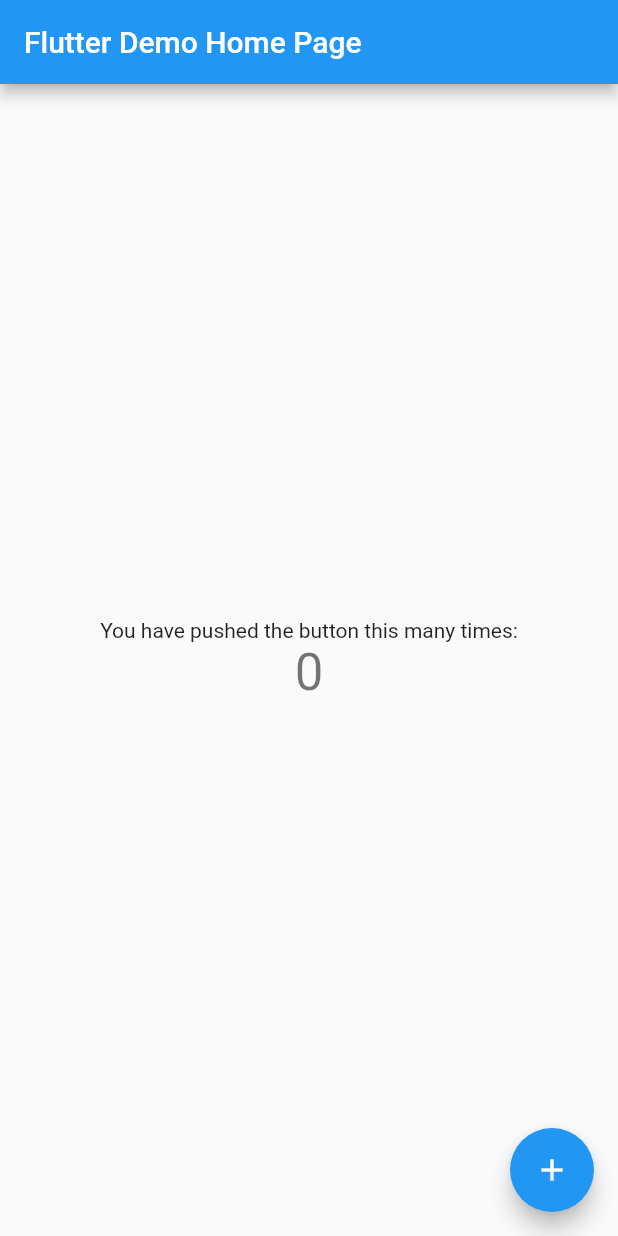
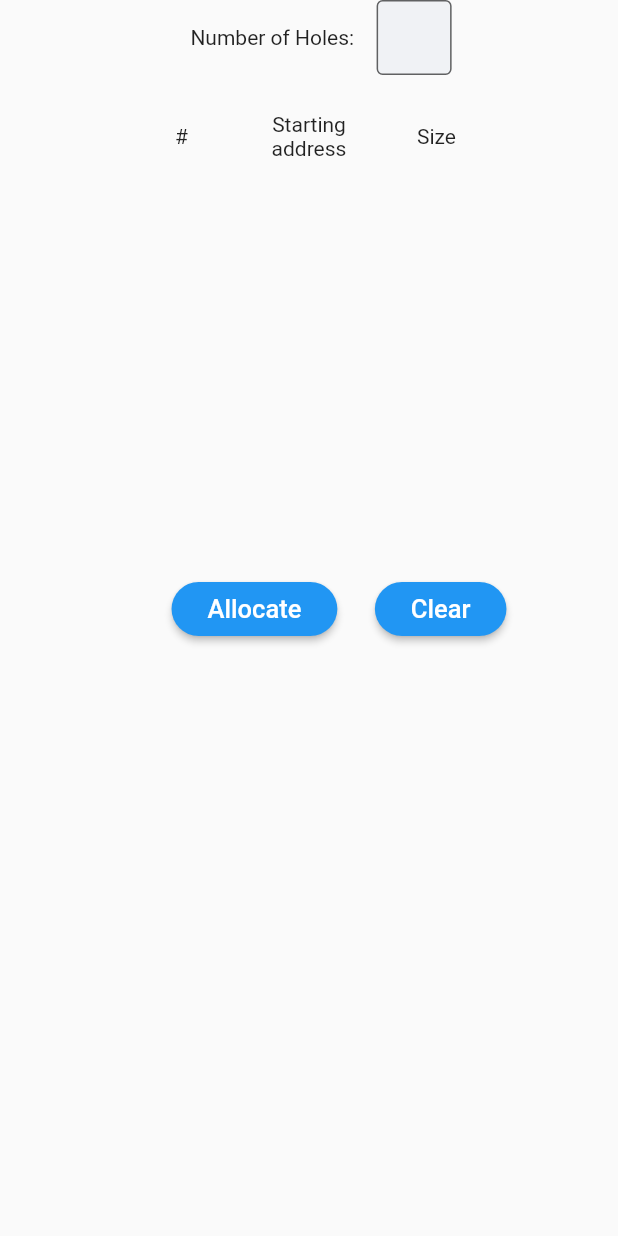
Before and after one commit to ZiadAlMoqamar/MemoryAllocationProgram, a Flutter app: the screen it shows after launch, on a phone screen of 412 x 824 dp. Run offline on Flutter 3.47's test engine with Material 2 defaults, Android fonts, the phone set to English and light mode, and no system bars.

```diff
--- a/lib/main.dart
+++ b/lib/main.dart
@@ -6,9 +6,10 @@
 import 'package:memory_allocation/classes/returned_allocated_object.dart';
 import 'package:memory_allocation/logic/allocation.dart';
 import 'package:memory_allocation/logic/deallocation.dart';
-import 'package:memory_allocation/logic/intializing.dart' as intializing;
+import 'package:memory_allocation/logic/intialization.dart' as intializing;
 import 'package:memory_allocation/classes/memory.dart';
 import 'package:memory_allocation/logic/globals.dart' as global;
+import 'package:memory_allocation/classes/hole.dart';
 
 import 'classes/process.dart';
 
@@ -21,11 +22,11 @@
   @override
   Widget build(BuildContext context) {
     return MaterialApp(
-      title: 'Flutter Demo',
+      title: 'Memory Allocation Program',
       theme: ThemeData(
         primarySwatch: Colors.blue,
       ),
-      home: MyHomePage(title: 'Flutter Demo Home Page'),
+      home: MyHomePage(title: 'Home Page'),
     );
   }
 }
@@ -49,149 +50,320 @@
 }
 
 class _MyHomePageState extends State<MyHomePage> {
-  int _counter = 0;
+ //here
 
-  void _incrementCounter() {
-    setState(() {
-      // This call to setState tells the Flutter framework that something has
-      // changed in this State, which causes it to rerun the build method below
-      // so that the display can reflect the updated values. If we changed
-      // _counter without calling setState(), then the build method would not be
-      // called again, and so nothing would appear to happen.
-      _counter++;
-    });
+  int memorySizeInput = -1;
+  int holesNumInput = -1;
+
+
+  void setMemorySizeInput() {
+    setState(() {});
   }
+
+  void setHolesNumInput() {
+    setState(() {});
+  }
+
+
+  TextEditingController numberOfHoles = TextEditingController();
+  int numberOfFields = 2;
+  var controllers;
+  List<Hole> input = [];
+  void generateInput() {
+    input = [];
+    int? numOfHoles = (numberOfHoles.text.length == 0)
+        ? 0
+        : double.tryParse(numberOfHoles.text) == null
+            ? 0
+            : int.tryParse(numberOfHoles.text);
+    for (var i = 0; i < numOfHoles!; i++) {
+      input.add(Hole());
+    }
+  }
+
+  void generateControllers() {
+    int? numOfHoles = numberOfHoles.text.length == 0
+        ? 0
+        : double.tryParse(numberOfHoles.text) == null
+            ? 0
+            : int.tryParse(numberOfHoles.text);
+    controllers = List.generate(numOfHoles!,
+        (index) => List.filled(numberOfFields, null, growable: false),
+        growable: false);
+    for (var i = 0; i < numOfHoles; i++) {
+      for (var j = 0; j < numberOfFields; j++) {
+        controllers[i][j] = TextEditingController();
+      }
+    }
+  }
+
+  var validators;
+  void generatevalidators() {
+    int? numOfHoles = numberOfHoles.text.length == 0
+        ? 0
+        : double.tryParse(numberOfHoles.text) == null
+            ? 0
+            : int.tryParse(numberOfHoles.text);
+    validators = List.generate(numOfHoles!,
+        (index) => List.filled(numberOfFields, null, growable: false),
+        growable: false);
+    for (var i = 0; i < numOfHoles; i++) {
+      for (var j = 0; j < numberOfFields; j++) {
+        validators[i][j] = false;
+      }
+    }
+  }
+
+  void clearControllers() {
+    int? numOfHoles = numberOfHoles.text.length == 0
+        ? 0
+        : double.tryParse(numberOfHoles.text) == null
+            ? 0
+            : int.tryParse(numberOfHoles.text);
+
+    for (var i = 0; i < numOfHoles!; i++) {
+      for (var j = 0; j < numberOfFields; j++) {
+        controllers[i][j].clear();
+      }
+    }
+  }
+
+  void emptyControllers() {
+    int? numOfHoles = numberOfHoles.text.length == 0
+        ? 0
+        : double.tryParse(numberOfHoles.text) == null
+            ? 0
+            : int.tryParse(numberOfHoles.text);
+
+    for (var i = 0; i < numOfHoles!; i++) {
+      for (var j = 0; j < numberOfFields; j++) {
+        controllers[i][j].clear();
+      }
+    }
+  }
+
+  TextEditingController general = TextEditingController();
+
+  Widget inputField(
+      Function onChanged, TextEditingController controller, bool valid) {
+    return Container(
+      width: 60,
+      margin: EdgeInsets.symmetric(vertical: 16),
+      child: TextField(
+        controller: controller,
+        decoration: InputDecoration(
+          fillColor: Color(0xfff0f2f5),
+          filled: true,
+          errorText: valid
+              ? controller.text.length == 0
+                  ? 'Empty'
+                  : double.tryParse(controller.text) == null
+                      ? 'Invalid'
+                      : null
+              : null,
+          border: OutlineInputBorder(),
+        ),
+        textAlign: TextAlign.center,
+        onChanged: onChanged(),
+      ),
+    );
+  }
+
+  NewMemoryRequest reqes = NewMemoryRequest();
 
   @override
   Widget build(BuildContext context) {
-    // NewMemoryRequest memoReqExample = NewMemoryRequest();
-    // memoReqExample.size =100;
-    // memoReqExample.holes.add(Hole(startAddress: 0, size: 20));
-    // memoReqExample.holes.add(Hole(startAddress: 30, size: 20));
-    // memoReqExample.holes.add(Hole(startAddress: 60, size: 40));
-    // ReturnedAllocatedObject test = intializing.makeNewMemory(memoReqExample);
-    // print(test.status);
-    // print(test.message);
-    // print(test);
-    global.memorySize = 100;
-    global.memo.memoryObjectList.add(MemoryObject(
-        name: "hole 0",
-        type: "hole",
-        id: 0,
-        processId: null,
-        startAddress: 10,
-        size: 30));
-    global.memo.memoryObjectList.add(MemoryObject(
-        name: "hole 1",
-        type: "hole",
-        id: 1,
-        processId: null,
-        startAddress: 50,
-        size: 40));
-      // global.memo.memoryObjectList.add(MemoryObject(
-      //   name: "hole 2",
-      //   type: "hole",
-      //   id: 2,
-      //   processId: null,
-      //   startAddress: 80,
-      //   size: 10));
-    global.memo.memoryObjectList.add(MemoryObject(
-        name: "old process 0",
-        type: "old process",
-        id: 0,
-        processId: null,
-        startAddress: 0,
-        size: 10));
-    global.memo.memoryObjectList.add(MemoryObject(
-        name: "old process 1",
-        type: "old process",
-        id: 1,
-        processId: null,
-        startAddress: 40,
-        size: 10));
-      global.memo.memoryObjectList.add(MemoryObject(
-        name: "old process 2",
-        type: "old process",
-        id: 2,
-        processId: null,
-        startAddress: 90,
-        size: 10));
-      //  global.memo.memoryObjectList.add(MemoryObject(
-      //   name: "old process 3",
-      //   type: "old process",
-      //   id: 3,
-      //   processId: null,
-      //   startAddress: 90,
-      //   size: 10));
-    // global.memo.memoryObjectList.add(MemoryObject(
-    //     name: "old process 2",
-    //     type: "old process",
-    //     id: 2,
-    //     processId: null,
-    //     startAddress: 70,
-    //     size: 30));
-    print(global.memorySize);
-    // DeallocatedObject testde =
-    //     DeallocatedObject(processId: 0, type: "process", id: null);
-    // var returned = deallocate(testde);
-    List<MemoryObject> objectSegments = [];
-    objectSegments.add(MemoryObject(
-        name: "bla bla", type: "process", id: 0, processId: 0, size: 20));
-    objectSegments.add(MemoryObject(
-        name: "bla bla", type: "process", id: 1, processId: 0, size: 20));
-    // objectSegments.add(MemoryObject(
-    //     name: "bla bla", type: "process", id: 2, processId: 0, size: 40));
-    Process test = Process(id: 0, segments: objectSegments);
-    var returned = allocateProcess(test, "worst fit");
-    Memory x = global.memo;
-    print(x);
-    // This method is rerun every time setState is called, for instance as done
-    // by the _incrementCounter method above.
-    //
-    // The Flutter framework has been optimized to make rerunning build methods
-    // fast, so that you can just rebuild anything that needs updating rather
-    // than having to individually change instances of widgets.
     return Scaffold(
-      appBar: AppBar(
-        // Here we take the value from the MyHomePage object that was created by
-        // the App.build method, and use it to set our appbar title.
-        title: Text(widget.title),
+          body: Column(
+        children: [
+          // number of holes
+          Row(
+            mainAxisSize: MainAxisSize.min,
+            mainAxisAlignment: MainAxisAlignment.center,
+            children: [
+              SizedBox(width: 16),
+              Text('Number of Holes:'),
+              SizedBox(width: 15),
+              Container(
+                width: 50,
+                height: 50,
+                child: TextField(
+                  decoration: InputDecoration(
+                    fillColor: Color(0xfff0f2f5),
+                    filled: true,
+                    border: OutlineInputBorder(),
+                  ),
+                  textAlign: TextAlign.center,
+                  controller: numberOfHoles,
+                  onChanged: (s) {
+                    if (double.tryParse(numberOfHoles.text) != null)
+                      setState(() {
+                        generateInput();
+                        generateControllers();
+                        generatevalidators();
+                      });
+                    else
+                      setState(() {
+                        generateInput();
+                        generateControllers();
+                        generatevalidators();
+                      });
+                  },
+                ),
+              ),
+            ],
+          ),
+          SizedBox(height: 25),
+          // titles
+          Row(
+            mainAxisSize: MainAxisSize.min,
+            children: [
+              Container(
+                  width: 60,
+                  alignment: Alignment.center,
+                  child: Text(
+                    '#',
+                    textAlign: TextAlign.center,
+                  )),
+              SizedBox(width: 25),
+              Container(
+                  width: 60,
+                  alignment: Alignment.center,
+                  child: Text(
+                    'Starting address',
+                    textAlign: TextAlign.center,
+                  )),
+              SizedBox(width: 25),
+              Container(
+                  width: 60,
+                  alignment: Alignment.center,
+                  child: Text(
+                    'Size',
+                    textAlign: TextAlign.center,
+                  )),
+            ],
+          ),
+          // user input
+          Container(
+            height: 250,
+            child: Scrollbar(
+              isAlwaysShown: true,
+              thickness: 14,
+              child: ListView.builder(
+                  shrinkWrap: true,
+                  itemCount: numberOfHoles.text.length == 0 ? 0 : input.length,
+                  itemBuilder: (context, index) {
+                    return Row(
+                      mainAxisAlignment: MainAxisAlignment.center,
+                      mainAxisSize: MainAxisSize.min,
+                      children: [
+                        Container(
+                          width: 60,
+                          child: CircleAvatar(
+                              backgroundColor: Color(0xfff0f2f5),
+                              child: Text('$index')),
+                        ),
+                        SizedBox(width: 25),
+                        inputField((s) {
+                          setState(() {
+                            input[index].startAddress = int.tryParse(s)!;
+                          });
+                        }, controllers[index][0], validators[index][0]),
+                        SizedBox(width: 25),
+                        inputField((s) {
+                          setState(() {
+                            input[index].size = int.tryParse(s)!;
+                          });
+                        }, controllers[index][1], validators[index][1]),
+                      ],
+                    );
+                  }),
+            ),
+          ),
+          // function buttons
+          SizedBox(
+            height: 25,
+          ),
+          Row(
+            mainAxisSize: MainAxisSize.min,
+            children: [
+              SizedBox(width: 40),
+              ElevatedButton(
+                child: Padding(
+                  padding: const EdgeInsets.all(8.0),
+                  child: Text(
+                    "Allocate",
+                    style: TextStyle(fontSize: 17),
+                  ),
+                ),
+                style: ButtonStyle(
+                  shape: MaterialStateProperty.all<RoundedRectangleBorder>(
+                    RoundedRectangleBorder(
+                      borderRadius: BorderRadius.circular(18.0),
+                    ),
+                  ),
+                ),
+                onPressed: () {
+                  bool go = true;
+                  setState(() {
+                    go = true;
+                  });
+                  int? numOfHoles = numberOfHoles.text.length == 0
+                      ? 0
+                      : double.tryParse(numberOfHoles.text) == null
+                          ? 0
+                          : int.tryParse(numberOfHoles.text);
+                  for (var i = 0; i < numOfHoles!; i++) {
+                    for (var j = 0; j < numberOfFields; j++) {
+                      if (controllers[i][j].text.isEmpty ||
+                          double.tryParse(controllers[i][j].text) == null) {
+                        setState(() {
+                          validators[i][j] = true;
+                          go = false;
+                        });
+                      } else {
+                        setState(() {
+                          validators[i][j] = false;
+                        });
+                      }
+                    }
+                  }
+                  if (go && numberOfHoles.text.length != 0) {
+                    setState(() {
+                      reqes.size = memorySizeInput;
+                      reqes.holes = input;
+                    });
+                  }
+                },
+              ),
+              SizedBox(width: 25),
+              ElevatedButton(
+                style: ButtonStyle(
+                  shape: MaterialStateProperty.all<RoundedRectangleBorder>(
+                    RoundedRectangleBorder(
+                      borderRadius: BorderRadius.circular(18.0),
+                    ),
+                  ),
+                ),
+                child: Padding(
+                  padding: const EdgeInsets.all(8.0),
+                  child: Text(
+                    'Clear',
+                    style: TextStyle(fontSize: 17),
+                  ),
+                ),
+                onPressed: () {
+                  setState(() {
+                    generateInput();
+                    clearControllers();
+                    numberOfHoles.clear();
+                  });
+                },
+              ),
+            ],
+          )
+        ],
       ),
-      body: Center(
-        // Center is a layout widget. It takes a single child and positions it
-        // in the middle of the parent.
-        child: Column(
-          // Column is also a layout widget. It takes a list of children and
-          // arranges them vertically. By default, it sizes itself to fit its
-          // children horizontally, and tries to be as tall as its parent.
-          //
-          // Invoke "debug painting" (press "p" in the console, choose the
-          // "Toggle Debug Paint" action from the Flutter Inspector in Android
-          // Studio, or the "Toggle Debug Paint" command in Visual Studio Code)
-          // to see the wireframe for each widget.
-          //
-          // Column has various properties to control how it sizes itself and
-          // how it positions its children. Here we use mainAxisAlignment to
-          // center the children vertically; the main axis here is the vertical
-          // axis because Columns are vertical (the cross axis would be
-          // horizontal).
-          mainAxisAlignment: MainAxisAlignment.center,
-          children: <Widget>[
-            Text(
-              'You have pushed the button this many times:',
-            ),
-            Text(
-              '$_counter',
-              style: Theme.of(context).textTheme.headline4,
-            ),
-          ],
-        ),
-      ),
-      floatingActionButton: FloatingActionButton(
-        onPressed: _incrementCounter,
-        tooltip: 'Increment',
-        child: Icon(Icons.add),
-      ), // This trailing comma makes auto-formatting nicer for build methods.
     );
   }
 }
```
Also changed, not shown: 1 other file.
